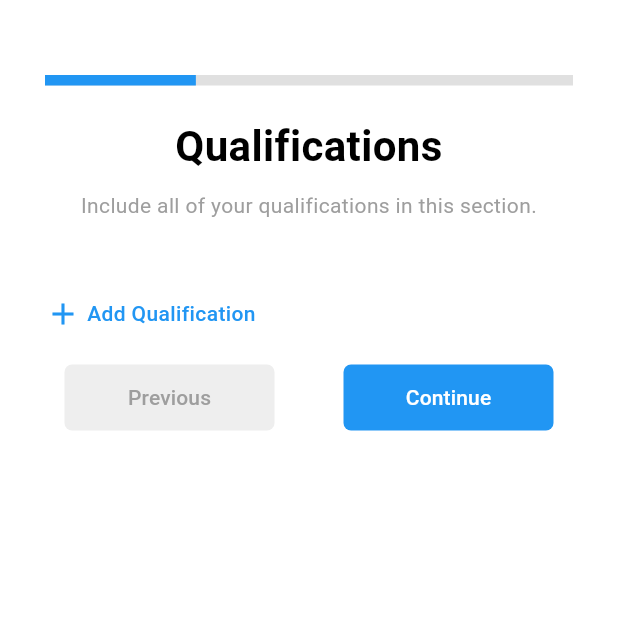
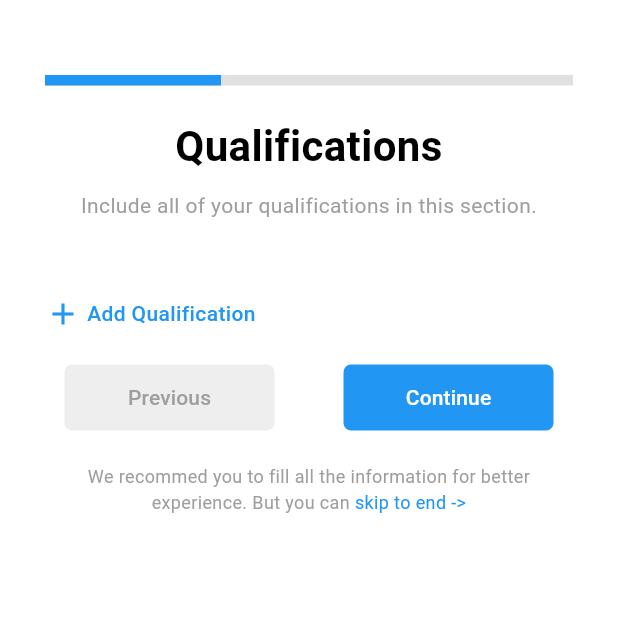
Before and after one commit to Sparshtomar/Mesdo, a Flutter app: the QualificationsnewPrev screen opened by its route, on a phone screen of 412 x 824 dp, the top half of it. Run offline on Flutter 3.47's test engine with Material 3 defaults, Android fonts, the light colour scheme and no system bars; our stand-ins replace dio, get, shared_preferences; accounts and stored records are empty; network calls fail.

Commit message:
Updated onboarding designs

```diff
--- a/lib/screens/user/onboarding/awardsNew_preview.dart
+++ b/lib/screens/user/onboarding/awardsNew_preview.dart
@@ -158,6 +158,8 @@ class _AwardsnewPreviewState extends State<AwardsnewPreview> {
                   ),
                 ],
               ),
+              const SizedBox(height: 20),
+              commonWidgets.buildSkipper(),
             ],
           ),
         ),
--- a/lib/screens/user/onboarding/awards_new.dart
+++ b/lib/screens/user/onboarding/awards_new.dart
@@ -178,6 +178,8 @@ class _AwardsNewState extends State<AwardsNew> {
                   ),
                 ],
               ),
+              const SizedBox(height: 20),
+              commonWidgets.buildSkipper(),
             ],
           ),
         ),
--- a/lib/screens/user/onboarding/common_widgets.dart
+++ b/lib/screens/user/onboarding/common_widgets.dart
@@ -1,11 +1,39 @@
 import 'dart:ui';
 
+import 'package:flutter/gestures.dart';
 import 'package:flutter/material.dart';
 import 'package:get/get.dart';
 import 'package:get/get_state_manager/get_state_manager.dart';
 import 'package:mesdo/controller/onBoarding_controller.dart';
+import 'package:mesdo/routes/app_routes.dart';
 
 class CommonWidgets {
+  Widget buildSkipper() {
+    return Center(
+      child: Text.rich(
+        TextSpan(
+          children: [
+            TextSpan(
+              text:
+                  'We recommed you to fill all the information for better experience. But you can ',
+              style: TextStyle(color: Colors.grey, fontSize: 12),
+            ),
+            TextSpan(
+              text: 'skip to end ->',
+              style: TextStyle(color: Colors.blue, fontSize: 12),
+              recognizer:
+                  TapGestureRecognizer()
+                    ..onTap = () {
+                      Get.toNamed(AppRoutes.INTEREST);
+                    },
+            ),
+          ],
+        ),
+        textAlign: TextAlign.center,
+      ),
+    );
+  }
+
   Widget buildSkillInputChips({
     required TextEditingController controller,
     required List<String> skills,
@@ -172,7 +200,7 @@ class CommonWidgets {
 
   Widget buildProgress({required int currentPage}) {
     return LinearProgressIndicator(
-      value: currentPage / 7,
+      value: currentPage / 6,
       minHeight: 7,
       backgroundColor: Colors.grey[300],
       valueColor: AlwaysStoppedAnimation<Color>(Colors.blue),
--- a/lib/screens/user/onboarding/interest.dart
+++ b/lib/screens/user/onboarding/interest.dart
@@ -4,7 +4,6 @@ import 'package:flutter/material.dart';
 import 'package:mesdo/controller/onBoarding_controller.dart';
 import 'package:mesdo/routes/app_routes.dart';
 import 'package:mesdo/screens/user/onboarding/common_widgets.dart';
-import 'package:mesdo/screens/user/onboarding/personal_information.dart';
 import 'package:get/get.dart';
 
 class Interest extends StatefulWidget {
@@ -28,6 +27,7 @@ class _InterestState extends State<Interest> {
     selectedInterests = List<String>.from(onboardingController.interests);
   }
 
+  int currentPage = 6;
   List<String> selectedInterests = [];
   final OnboardingController onboardingController =
       Get.find<OnboardingController>();
@@ -52,6 +52,8 @@ class _InterestState extends State<Interest> {
           padding: EdgeInsets.fromLTRB(30, 50, 30, 30),
           child: Column(
             children: [
+              commonWidgets.buildProgress(currentPage: currentPage),
+              const SizedBox(height: 20),
               commonWidgets.buildHeader(
                 title: 'What are you interested in ?',
                 subtitle: 'Choose 3 or more',
--- a/lib/screens/user/onboarding/professional_summary.dart
+++ b/lib/screens/user/onboarding/professional_summary.dart
@@ -76,6 +76,8 @@ class _ProfessionalSummaryState extends State<ProfessionalSummary> {
                   ),
                 ],
               ),
+              const SizedBox(height: 20),
+              commonWidgets.buildSkipper(),
             ],
           ),
         ),
--- a/lib/screens/user/onboarding/qualificationsNew_prev.dart
+++ b/lib/screens/user/onboarding/qualificationsNew_prev.dart
@@ -70,7 +70,8 @@ class _QualificationsnewPrevState extends State<QualificationsnewPrev> {
                             children: [
                               GestureDetector(
                                 onTap: () {
-                                  controller.editingIndexQualification.value = index;
+                                  controller.editingIndexQualification.value =
+                                      index;
                                   Get.toNamed(AppRoutes.QUALIFICATION_NEW);
                                 },
                                 child: Padding(
@@ -85,10 +86,16 @@ class _QualificationsnewPrevState extends State<QualificationsnewPrev> {
                               GestureDetector(
                                 onTap: () {
                                   controller.deleteQualification(index);
-                                  if (controller.editingIndexQualification.value != null &&
-                                      controller.editingIndexQualification.value! >=
+                                  if (controller
+                                              .editingIndexQualification
+                                              .value !=
+                                          null &&
+                                      controller
+                                              .editingIndexQualification
+                                              .value! >=
                                           controller.qualifications.length) {
-                                    controller.editingIndexQualification.value = null;
+                                    controller.editingIndexQualification.value =
+                                        null;
                                   }
                                 },
                                 child: Padding(
@@ -156,6 +163,8 @@ class _QualificationsnewPrevState extends State<QualificationsnewPrev> {
                   ),
                 ],
               ),
+              const SizedBox(height: 20),
+              commonWidgets.buildSkipper(),
             ],
           ),
         ),
--- a/lib/screens/user/onboarding/quallification_new.dart
+++ b/lib/screens/user/onboarding/quallification_new.dart
@@ -249,6 +249,8 @@ class _QuallificationNewState extends State<QuallificationNew> {
                   ),
                 ],
               ),
+              const SizedBox(height: 20),
+              commonWidgets.buildSkipper(),
             ],
           ),
         ),
--- a/lib/screens/user/onboarding/skills.dart
+++ b/lib/screens/user/onboarding/skills.dart
@@ -97,12 +97,14 @@ class _SkillsState extends State<Skills> {
                     height: 44,
                     width: 140,
                     onPressed: () {
-                      // Data already in controller.skillsList
+                      // Data already in controller.skills
                       Get.toNamed(AppRoutes.INTEREST);
                     },
                   ),
                 ],
               ),
+              const SizedBox(height: 20),
+              commonWidgets.buildSkipper(),
             ],
           ),
         ),
--- a/lib/screens/user/onboarding/workExperienceNew_prev.dart
+++ b/lib/screens/user/onboarding/workExperienceNew_prev.dart
@@ -158,6 +158,8 @@ class _WorkexperiencenewPrevState extends State<WorkexperiencenewPrev> {
                   ),
                 ],
               ),
+              const SizedBox(height: 20),
+              commonWidgets.buildSkipper(),
             ],
           ),
         ),
--- a/lib/screens/user/onboarding/workExperience_new.dart
+++ b/lib/screens/user/onboarding/workExperience_new.dart
@@ -295,6 +295,8 @@ class _WorkexperienceNewState extends State<WorkexperienceNew> {
                   ),
                 ],
               ),
+              const SizedBox(height: 20),
+              commonWidgets.buildSkipper(),
             ],
           ),
         ),
```
